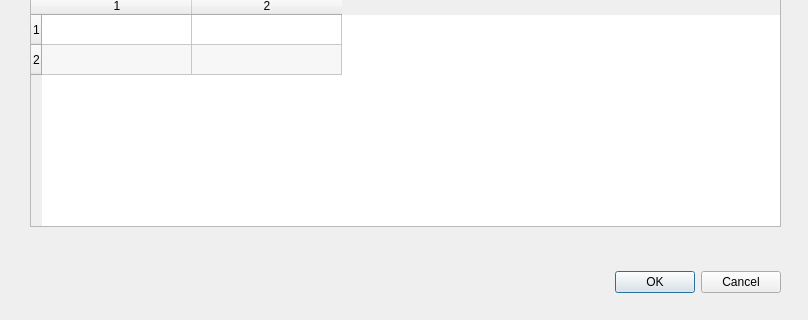
First picture: the form in flaechen_summe_dialog_base.ui, repository Lorjax/flaechensumme, before the edit; both pictures show x 0 to 808 and y 184 to 504 of the 808 by 504 pixel window.
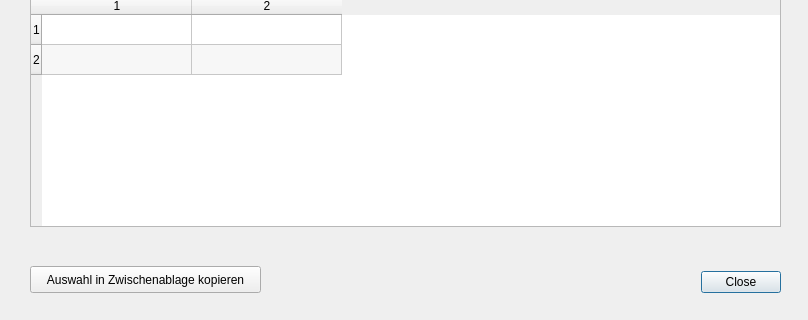
Second picture: the form after the edit.

```diff
--- a/flaechen_summe_dialog_base.ui
+++ b/flaechen_summe_dialog_base.ui
@@ -26,7 +26,10 @@
     <enum>Qt::Horizontal</enum>
    </property>
    <property name="standardButtons">
-    <set>QDialogButtonBox::Cancel|QDialogButtonBox::Ok</set>
+    <set>QDialogButtonBox::Close</set>
+   </property>
+   <property name="centerButtons">
+    <bool>false</bool>
    </property>
   </widget>
   <widget class="QComboBox" name="comboBox">
@@ -144,6 +147,19 @@
     </rect>
    </property>
   </widget>
+  <widget class="QPushButton" name="button_copyToClip">
+   <property name="geometry">
+    <rect>
+     <x>30</x>
+     <y>450</y>
+     <width>231</width>
+     <height>27</height>
+    </rect>
+   </property>
+   <property name="text">
+    <string>Auswahl in Zwischenablage kopieren</string>
+   </property>
+  </widget>
  </widget>
  <resources/>
  <connections>
```
Left out of the diff: 19 changed lines with no effect on the pictures.
